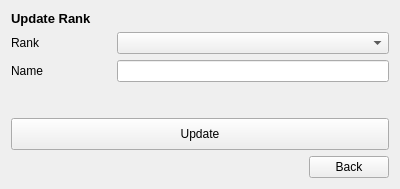
Old version of the form Views/updaterankview.ui in the repository MehmetHY/MilitaryOutpostManagement-Qt5.
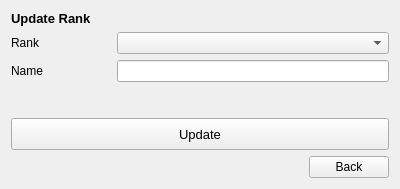
New version of the form.

Commit message: rearranged update team ui

```diff
--- a/Views/updaterankview.ui
+++ b/Views/updaterankview.ui
@@ -96,6 +96,11 @@
        <height>32</height>
       </size>
      </property>
+     <property name="font">
+      <font>
+       <pointsize>10</pointsize>
+      </font>
+     </property>
      <property name="cursor">
       <cursorShape>PointingHandCursor</cursorShape>
      </property>
```
The commit also changes 4 other files.
